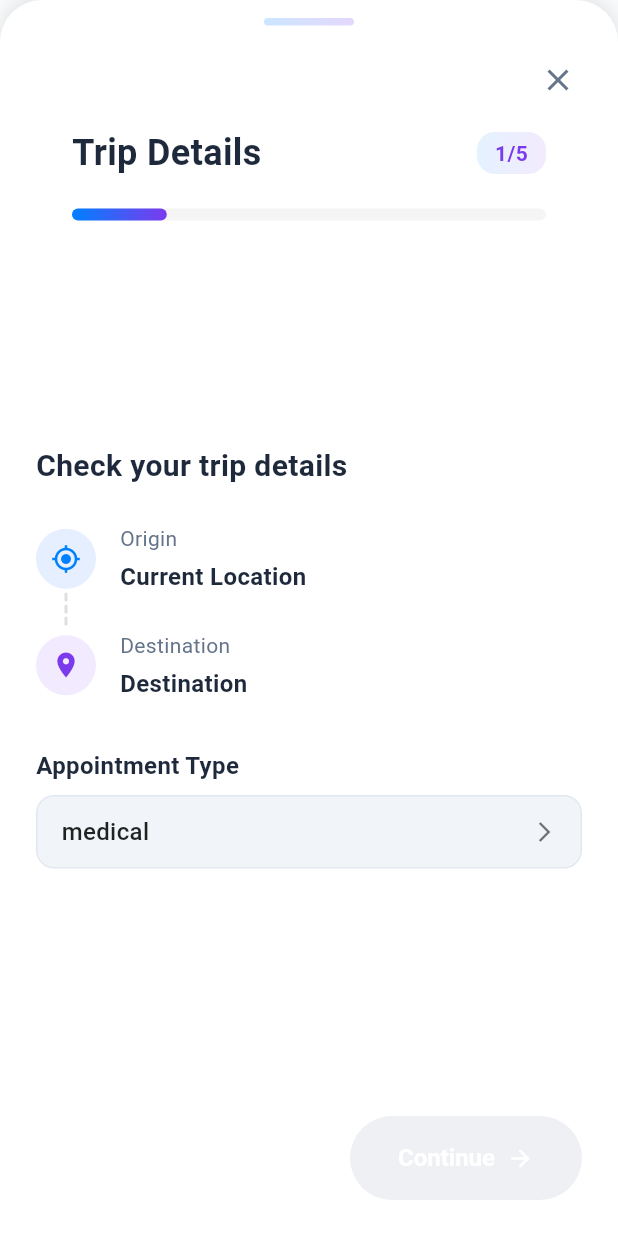
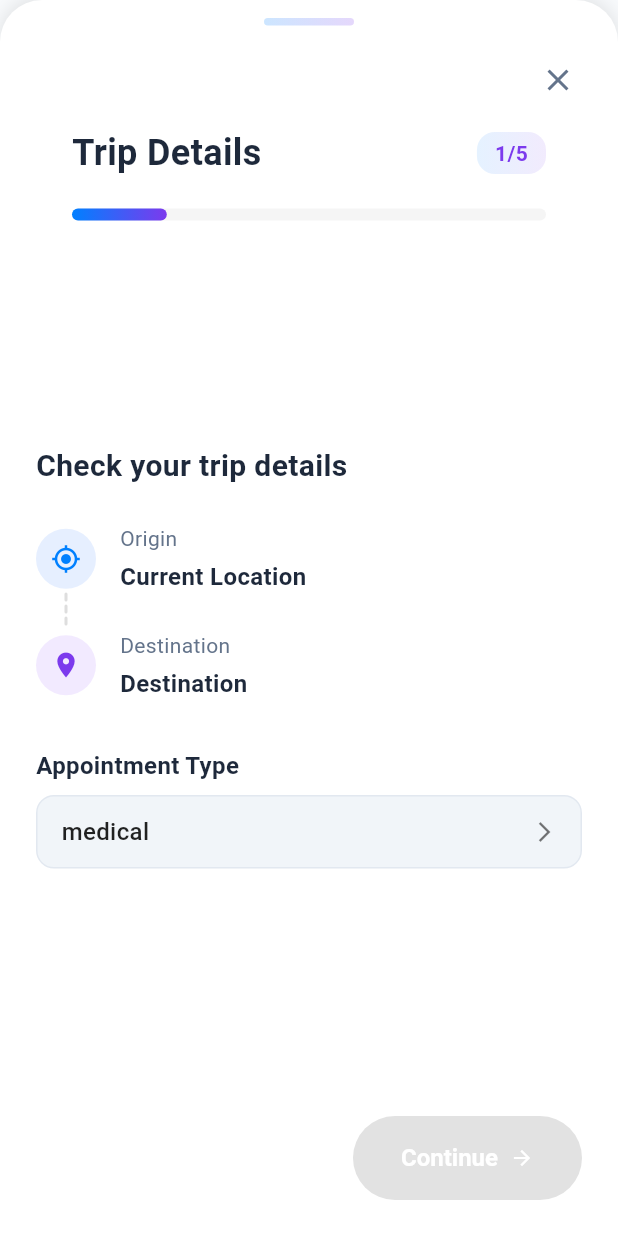
Before and after one commit to Jossyboydgenius/Healthride, a Flutter app: the BookingModal widget shown alone on an empty page, opened directly with empty values, on a phone screen of 412 x 824 dp. Run offline on Flutter 3.47's test engine with Material 3 defaults, Android fonts, the phone set to English and light mode, and no system bars; our stand-ins replace google_maps_flutter, image_picker, location; accounts and stored records are empty; Roboto replaces fonts that are missing (SF Pro Display); project files that could hold a hidden picture were left out.

Commit message:
Enhance BookingModal functionality by adding BookingProgressDialog and updating navigation logic to show progress during booking. Refactor button icon display for improved clarity and user experience.

```diff
--- a/lib/src/widgets/home/booking_modal.dart
+++ b/lib/src/widgets/home/booking_modal.dart
@@ -9,6 +9,8 @@ import 'booking_steps/ride_type_step.dart';
 import 'booking_steps/confirmation_step.dart';
 import 'dotted_line_painter.dart';
 import 'appointment_type_modal.dart';
+import 'booking_progress_dialog.dart';
+import 'booking_success_dialog.dart';
 
 /// A draggable bottom sheet for booking rides with multi-step flow
 class BookingModal extends StatefulWidget {
@@ -197,11 +199,14 @@ class _BookingModalState extends State<BookingModal> {
   }
 
   void _onNextPressed() {
+    if (_currentStep < 4) {
       setState(() {
-      if (_currentStep < 4) {
         _currentStep++;
+      });
+    } else if (_currentStep == 4) {
+      // If we're on the confirmation step, show the booking progress dialog
+      _showBookingProgressDialog(context);
     }
-    });
   }
 
   void _onBackPressed() {
@@ -223,6 +228,23 @@ class _BookingModalState extends State<BookingModal> {
       });
       widget.onClose();
     });
+  }
+
+  // Method to show the booking progress dialog
+  void _showBookingProgressDialog(BuildContext context) {
+    showDialog(
+      context: context,
+      barrierDismissible: false,
+      builder: (BuildContext context) {
+        return BookingProgressDialog(
+          onBookingComplete: () {
+            // This is now handled inside the BookingProgressDialog
+            // which will show the success dialog directly
+            widget.onClose();
+          },
+        );
+      },
+    );
   }
 
   @override
@@ -401,39 +423,33 @@ class _BookingModalState extends State<BookingModal> {
                             : AppColor.primaryBlue,
                         padding: const EdgeInsets.symmetric(
                             horizontal: 32, vertical: 16),
-                        disabledBackgroundColor:
-                            AppColor.textLightGray.withOpacity(0.2),
-                        disabledForegroundColor: AppColor.textLightGray,
+                        disabledBackgroundColor: Colors.grey.withOpacity(0.3),
                       ),
                       child: Row(
                         mainAxisSize: MainAxisSize.min,
                         children: [
-                          if (_isLoading)
-                            const SizedBox(
-                              width: 20,
-                              height: 20,
-                              child: CircularProgressIndicator(
-                                color: Colors.white,
-                                strokeWidth: 2,
-                              ),
-                            )
-                          else
                           Text(
                             _currentStep < 4 ? "Continue" : "Book Ride",
                             style: const TextStyle(
+                              fontSize: 16,
+                              fontWeight: FontWeight.bold,
                               color: Colors.white,
-                                fontWeight: FontWeight.bold,
-                                fontSize: 16,
                             ),
                           ),
                           const SizedBox(width: 8),
-                          if (!_isLoading)
-                            Icon(
-                              _currentStep < 4
-                                  ? Icons.arrow_forward
-                                  : Icons.check_circle,
-                              size: 18,
+                          if (_currentStep < 4)
+                            const Icon(
+                              Icons.arrow_forward,
                               color: Colors.white,
+                              size: 16,
+                              semanticLabel: 'Continue',
+                            )
+                          else if (_currentStep == 4)
+                            const Icon(
+                              Icons.check,
+                              color: Colors.white,
+                              size: 16,
+                              semanticLabel: 'Book Ride',
                             ),
                         ],
                       ),
```
Lines whose indentation alone changed are shown as unchanged.
